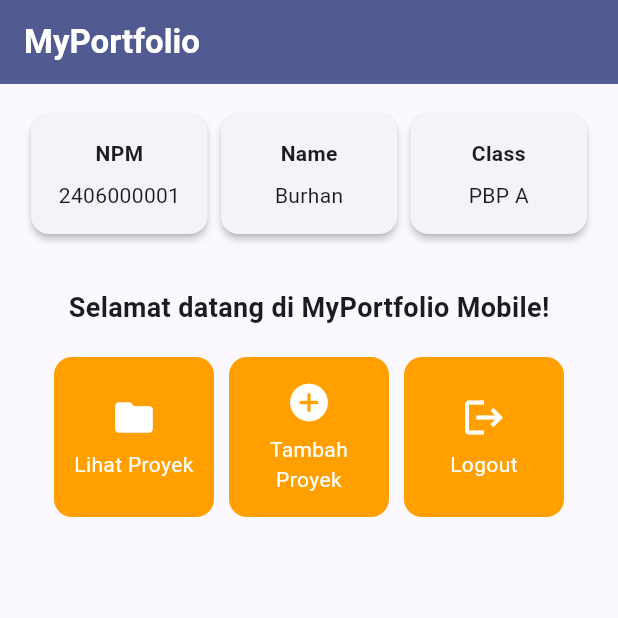
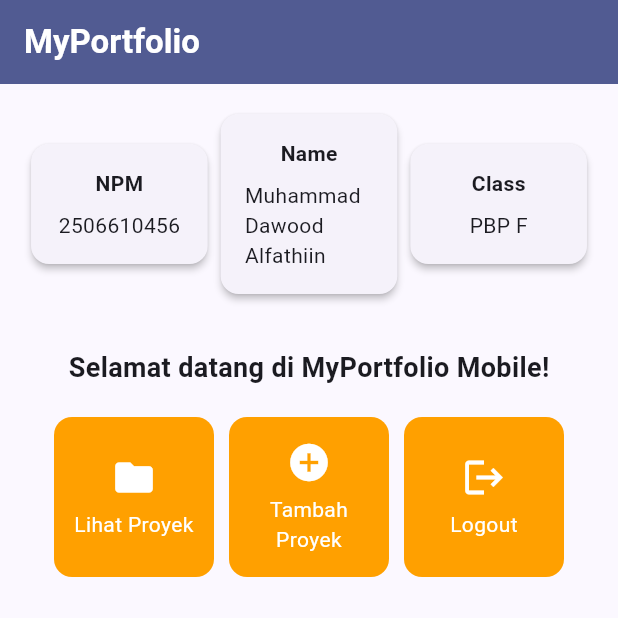
Before and after one commit to muhammaddawood-ui/myportofolio_mobile, a Flutter app: the screen it shows after launch, on a phone screen of 412 x 824 dp, the top half of it. Run offline on Flutter 3.47's test engine with Material 3 defaults, Android fonts, the phone set to English and light mode, and no system bars.

Commit message:
replace sample identity burhan

```diff
--- a/lib/menu.dart
+++ b/lib/menu.dart
@@ -10,9 +10,9 @@ class ItemHomepage {
 class MyHomePage extends StatelessWidget {
   MyHomePage({super.key});
 
-  final String npm = "2406000001";
-  final String nama = "Burhan";
-  final String kelas = "PBP A";
+  final String npm = "2506610456";
+  final String nama = "Muhammad Dawood Alfathiin";
+  final String kelas = "PBP F";
 
   final List<ItemHomepage> items = [
     ItemHomepage("Lihat Proyek", Icons.folder),
```
